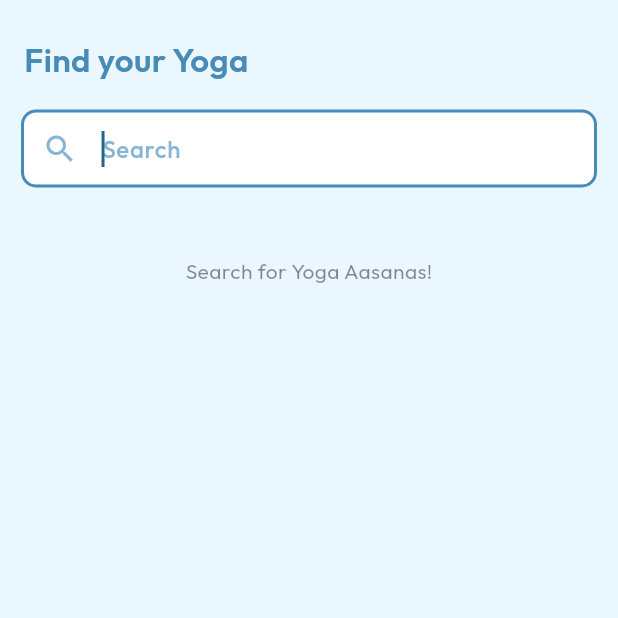
After one commit to Yash-Khattar/Yogzen_app, a Flutter app: the SearchScreen screen opened by its route, on a phone screen of 412 x 824 dp, the top half of it. The commit adds this screen. Run offline on Flutter 3.47's test engine with Material 3 defaults, Android fonts, the phone set to English and light mode, and no system bars; our stand-ins replace audioplayers, google_fonts, shared_preferences; missing offline and left inert: dart:ffi, simple_ripple_animation; accounts and stored records are empty; network calls fail.

Commit message:
Specific_needs Cards and search done

```diff
--- a/lib/components/nav_bar.dart
+++ b/lib/components/nav_bar.dart
@@ -35,7 +35,7 @@ class _NavBarState extends State<NavBar> {
             ],
           ),
           width: width,
-          padding: EdgeInsets.fromLTRB(0, 4, 0, 8),
+          padding: EdgeInsets.fromLTRB(16, 4, 16, 8),
           child: Row(
             mainAxisAlignment: MainAxisAlignment.spaceAround,
             children: [
--- a/lib/main.dart
+++ b/lib/main.dart
@@ -7,6 +7,8 @@ import 'package:yogzen/providers/user_provider.dart';
 import 'package:yogzen/providers/yoga_provider.dart';
 import 'package:yogzen/screens/auth/auth_screen.dart';
 import 'package:yogzen/screens/chatbot.dart/chatbot.dart';
+import 'package:yogzen/screens/chatbot.dart/components/bottome_page.dart';
+import 'package:yogzen/screens/specific_needs/components/search_screen.dart';
 import 'package:yogzen/screens/splash/splash_screen.dart';
 import 'package:yogzen/screens/welcome/welcome_screen.dart';
 import 'package:yogzen/screens/yoga/yoga_screen.dart';
@@ -64,6 +66,7 @@ class _MyAppState extends State<MyApp> {
         WelcomeScreen.routeName: (context) => const WelcomeScreen(),
         SplashScreen.routeName: (context) => const SplashScreen(),
         YogaScreen.routeName: (context) => const YogaScreen(),
+        SearchScreen.routeName: (context) => const SearchScreen(),
         // YogGuru.routeName: (context) => YogGuru(),
         // Camera.routeName: (context) => Camera(),
         // SpecificNeeds.routeName: (context) => SpecificNeeds(),
--- /dev/null
+++ b/lib/screens/specific_needs/components/search_screen.dart
@@ -0,0 +1,132 @@
+import 'package:flutter/material.dart';
+import 'package:provider/provider.dart';
+import 'package:yogzen/components/yoga_card.dart';
+import 'package:yogzen/screens/specific_needs/components/yoga_card_sn.dart';
+
+import '../../../global/color.dart';
+import '../../../models/yoga.dart';
+import '../../../providers/yoga_provider.dart';
+
+class SearchScreen extends StatefulWidget {
+  static const routeName = "/SearchScreen";
+  const SearchScreen({super.key});
+
+  @override
+  State<SearchScreen> createState() => _SearchScreenState();
+}
+
+class _SearchScreenState extends State<SearchScreen> {
+  List<Yoga> filteredYogas = [];
+  @override
+  Widget build(BuildContext context) {
+    final yogaData = Provider.of<YogaProvider>(context, listen: false).yogaData;
+    final height = MediaQuery.of(context).size.height;
+    final width = MediaQuery.of(context).size.width;
+    final _searchFocus = FocusNode();
+    final _searchText = TextEditingController();
+    return SafeArea(
+      child: Scaffold(
+        backgroundColor: klightBlue,
+        body: Padding(
+          padding: const EdgeInsets.fromLTRB(16, 24, 0, 24),
+          child: SingleChildScrollView(
+            child: Column(
+              crossAxisAlignment: CrossAxisAlignment.start,
+              children: [
+                Text(
+                  'Find your Yoga',
+                  style: TextStyle(
+                    color: kdarkBlue,
+                    fontSize: 22,
+                    fontWeight: FontWeight.w600,
+                  ),
+                ),
+                SizedBox(
+                  height: 20,
+                ),
+                Padding(
+                  padding: const EdgeInsets.only(right: 16),
+                  child: TextField(
+                    controller: _searchText,
+                    onSubmitted: (value) {
+                      setState(() {
+                        filteredYogas = yogaData
+                            .where((yoga) => yoga.name
+                                .toLowerCase()
+                                .contains(value.toLowerCase()))
+                            .toList();
+                      });
+                      _searchFocus.unfocus();
+                    },
+                    focusNode: _searchFocus,
+                    autofocus: true,
+                    maxLines: 1,
+                    decoration: InputDecoration(
+                        // label: Text("Search"),
+                        filled: true,
+                        enabledBorder: OutlineInputBorder(
+                          borderSide: BorderSide(
+                            strokeAlign: BorderSide.strokeAlignOutside,
+                            color: kdarkBlueMuted,
+                            width: 1,
+                          ),
+                          borderRadius: BorderRadius.circular(8),
+                        ),
+                        focusedBorder: OutlineInputBorder(
+                          borderSide: BorderSide(
+                            strokeAlign: BorderSide.strokeAlignOutside,
+                            color: kdarkBlue,
+                            width: 2,
+                          ),
+                          borderRadius: BorderRadius.circular(8),
+                        ),
+                        fillColor: Colors.white,
+                        hintText: "Search",
+                        hintStyle: TextStyle(
+                            color: kdarkBlueMuted, fontWeight: FontWeight.w500),
+                        prefixIcon: Icon(Icons.search, color: kdarkBlueMuted),
+                        // border: OutlineInputBorder(
+                        //   borderSide: BorderSide(
+                        //     strokeAlign: BorderSide.strokeAlignOutside,
+                        //     color: Colors.black12,
+                        //     width: 1,
+                        //   ),
+                        //   borderRadius: BorderRadius.circular(8),
+                        // ),
+                        contentPadding:
+                            EdgeInsets.symmetric(vertical: 4, horizontal: 4)),
+                  ),
+                ),
+                SizedBox(
+                  height: 48,
+                ),
+                filteredYogas.isEmpty
+                    ? Center(child: Padding(
+                      padding: const EdgeInsets.only(right: 16),
+                      child: Text("Search for Yoga Aasanas!", style: TextStyle(color: Colors.black45),),
+                    ))
+                    : SizedBox(
+                        height: height * 0.7,
+                        child: ListView.builder(
+                          scrollDirection: Axis.vertical,
+                          padding: EdgeInsets.fromLTRB(0, 0, 16, 0),
+                          itemCount: filteredYogas.length,
+                          itemBuilder: (context, index) {
+                            return SizedBox(
+                              height: height * 0.1,
+                              child: Padding(
+                                padding: const EdgeInsets.only(bottom: 16),
+                                child: YogaCardSN(yoga: yogaData[index]),
+                              ),
+                            );
+                          },
+                        ),
+                      )
+              ],
+            ),
+          ),
+        ),
+      ),
+    );
+  }
+}
```
Also changed, not shown: lib/screens/chatbot.dart/components/bottome_page.dart (added, +33 -0 lines), lib/screens/home/home_screen.dart (+32 -4 lines), lib/screens/specific_needs/components/yoga_card_sn.dart (added, +190 -0 lines), lib/screens/specific_needs/specific_needs.dart (+28 -28 lines), lib/screens/specific_needs/yoga_card_sn.dart (deleted, +0 -168 lines), lib/screens/userprofile/user_profile.dart (+28 -1 lines).
